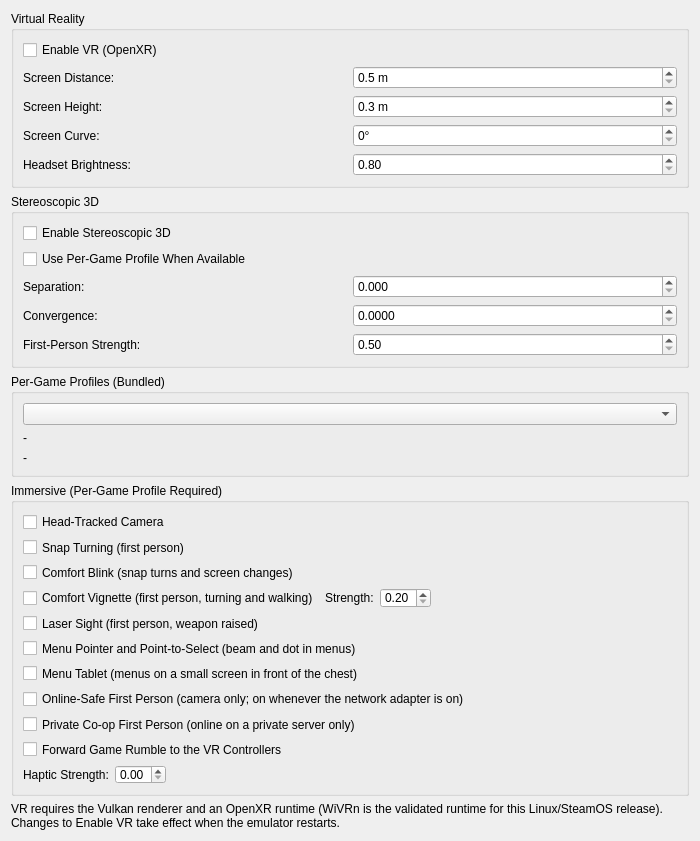
Old version of the form pcsx2-qt/Settings/VRSettingsWidget.ui in the repository beadbeed/PenguinScreen2.
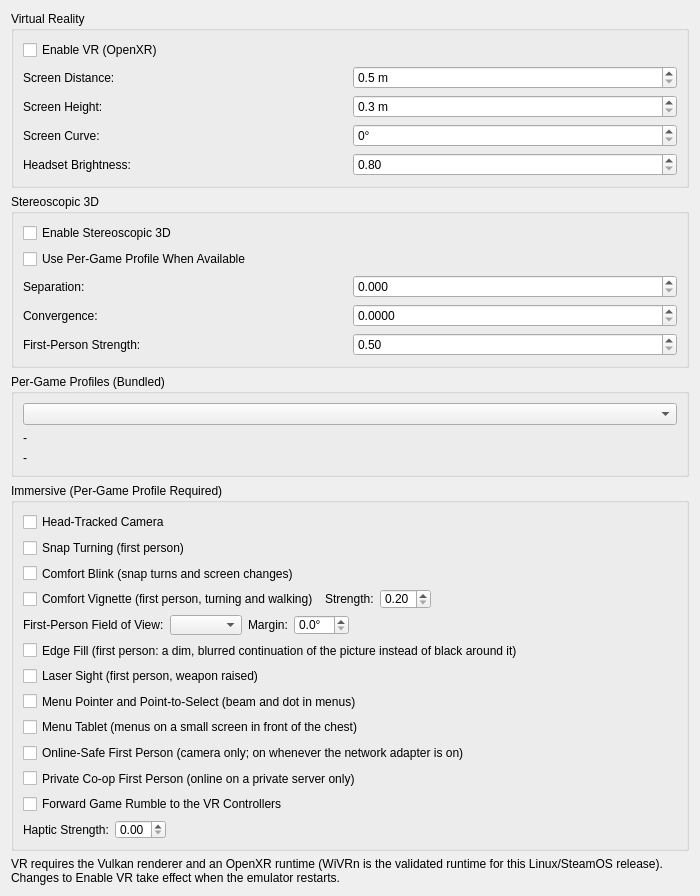
New version of the form.

Commit message: VR first person: the game camera's FOV fitted to the headset, and a soft edge fill instead of black

```diff
--- a/pcsx2-qt/Settings/VRSettingsWidget.ui
+++ b/pcsx2-qt/Settings/VRSettingsWidget.ui
@@ -356,6 +356,72 @@
         </item>
        </layout>
       </item>
+      <item>
+       <layout class="QHBoxLayout" name="firstPersonFovLayout">
+        <item>
+         <widget class="QLabel" name="firstPersonFovLabel">
+          <property name="text">
+           <string>First-Person Field of View:</string>
+          </property>
+          <property name="buddy">
+           <cstring>firstPersonFov</cstring>
+          </property>
+         </widget>
+        </item>
+        <item>
+         <widget class="QComboBox" name="firstPersonFov"/>
+        </item>
+        <item>
+         <widget class="QLabel" name="firstPersonFovMarginLabel">
+          <property name="text">
+           <string>Margin:</string>
+          </property>
+          <property name="buddy">
+           <cstring>firstPersonFovMargin</cstring>
+          </property>
+         </widget>
+        </item>
+        <item>
+         <widget class="QDoubleSpinBox" name="firstPersonFovMargin">
+          <property name="suffix">
+           <string>°</string>
+          </property>
+          <property name="decimals">
+           <number>1</number>
+          </property>
+          <property name="minimum">
+           <double>0.000000000000000</double>
+          </property>
+          <property name="maximum">
+           <double>20.000000000000000</double>
+          </property>
+          <property name="singleStep">
+           <double>1.000000000000000</double>
+          </property>
+         </widget>
+        </item>
+        <item>
+         <spacer name="firstPersonFovSpacer">
+          <property name="orientation">
+           <enum>Qt::Orientation::Horizontal</enum>
+          </property>
+          <property name="sizeHint" stdset="0">
+           <size>
+            <width>40</width>
+            <height>20</height>
+           </size>
+          </property>
+         </spacer>
+        </item>
+       </layout>
+      </item>
+      <item>
+       <widget class="QCheckBox" name="edgeFill">
+        <property name="text">
+         <string>Edge Fill (first person: a dim, blurred continuation of the picture instead of black around it)</string>
+        </property>
+       </widget>
+      </item>
       <item>
        <widget class="QCheckBox" name="laserSight">
         <property name="text">
```
The commit also changes 11 other files.
